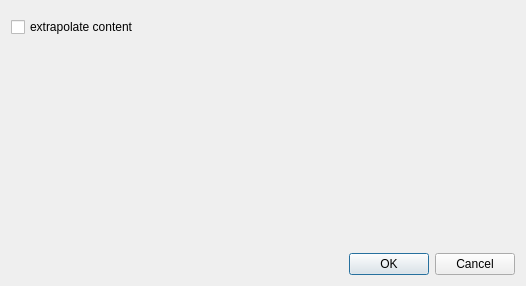
chrxh/alien, file source/Gui/ComputationSettingsDialog.ui: the form before one commit.
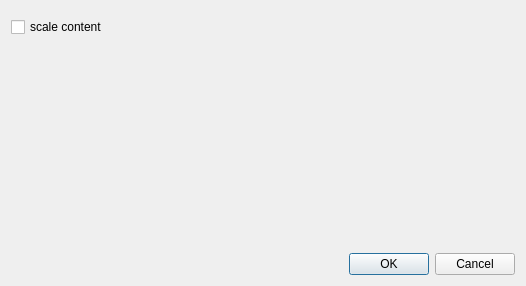
The form after the commit. Custom widgets are drawn as their Qt base class.

```diff
--- a/source/Gui/ComputationSettingsDialog.ui
+++ b/source/Gui/ComputationSettingsDialog.ui
@@ -50,7 +50,7 @@
    <item row="1" column="0">
     <widget class="QCheckBox" name="extrapolateContentCheckBox">
      <property name="text">
-      <string>extrapolate content</string>
+      <string>scale content</string>
      </property>
     </widget>
    </item>
```
